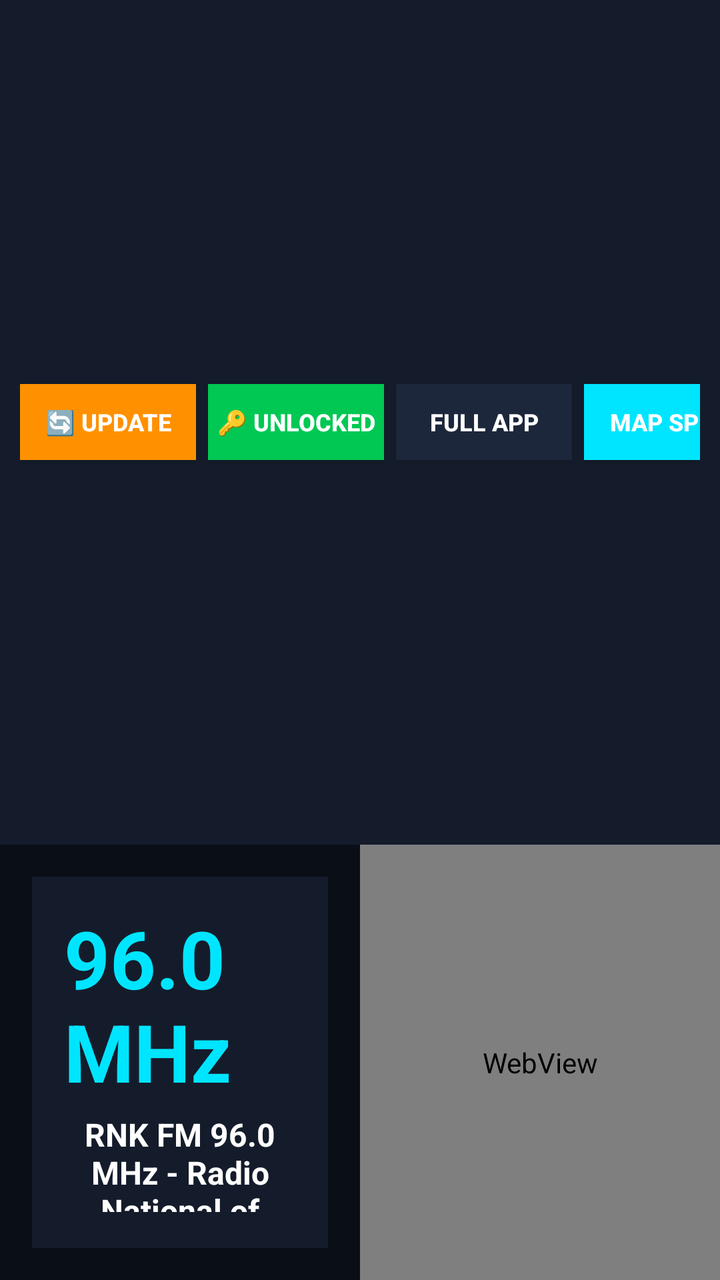
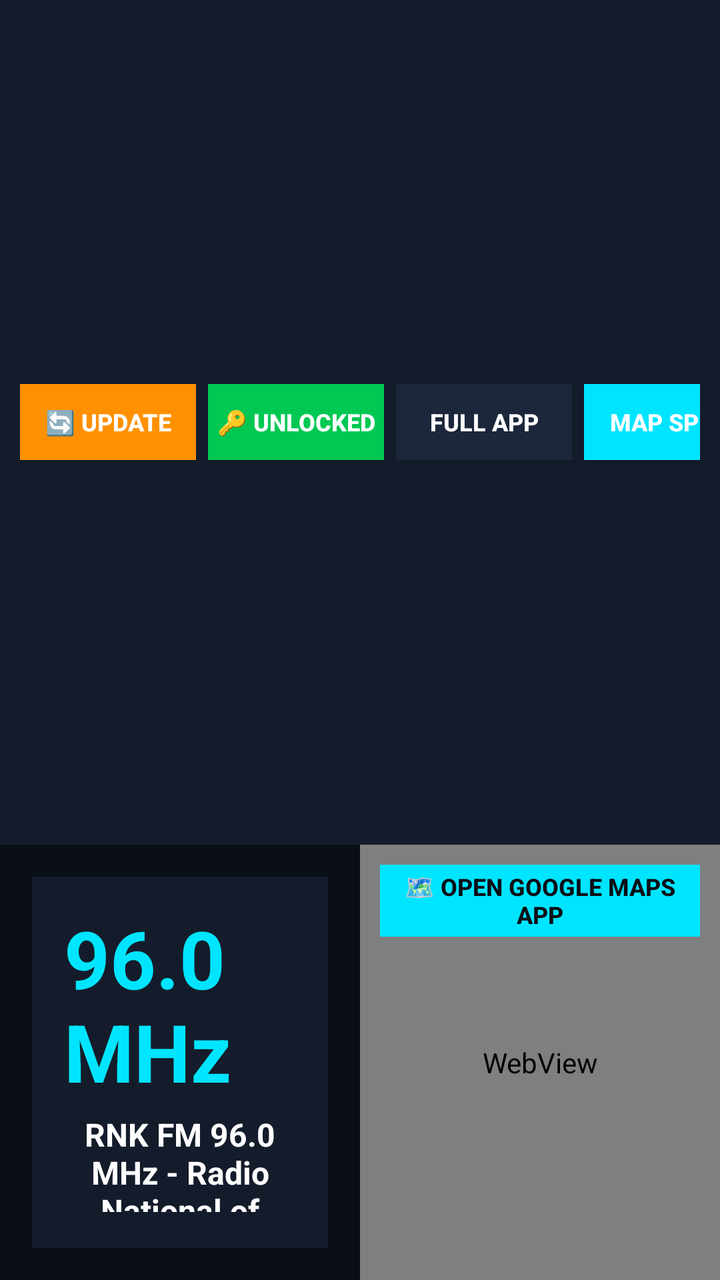

Two renders of the same Android screen: before a commit and after it. Below are the layout's source before the change and the commit's diff.
<!-- AndroidManifest.xml: application theme android:Theme.DeviceDefault.NoActionBar -->
<!-- res/layout/activity_main.xml -->
<?xml version="1.0" encoding="utf-8"?>
<LinearLayout xmlns:android="http://schemas.android.com/apk/res/android"
    android:layout_width="match_parent"
    android:layout_height="match_parent"
    android:orientation="vertical"
    android:background="#0A0E17">

    
    <LinearLayout
        android:layout_width="match_parent"
        android:layout_height="wrap_content"
        android:orientation="horizontal"
        android:background="#141C2B"
        android:padding="10dp"
        android:gravity="center_vertical">

        <TextView
            android:layout_width="0dp"
            android:layout_height="wrap_content"
            android:layout_weight="1"
            android:text="CARPLAY • PHONE KEY"
            android:textColor="#00E5FF"
            android:textSize="18sp"
            android:textStyle="bold" />

        <Button
            android:id="@+id/btnUpdate"
            android:layout_width="wrap_content"
            android:layout_height="38dp"
            android:text="🔄 UPDATE"
            android:textColor="#FFFFFF"
            android:textSize="12sp"
            android:textStyle="bold"
            android:background="#FF9100"
            android:layout_marginRight="6dp" />

        <Button
            android:id="@+id/btnKeyUnlock"
            android:layout_width="wrap_content"
            android:layout_height="38dp"
            android:text="🔑 UNLOCKED"
            android:textColor="#FFFFFF"
            android:textSize="12sp"
            android:textStyle="bold"
            android:background="#00C853"
            android:layout_marginRight="6dp" />

        <Button
            android:id="@+id/btnToggleWeb"
            android:layout_width="wrap_content"
            android:layout_height="38dp"
            android:text="FULL APP"
            android:textColor="#FFFFFF"
            android:textSize="12sp"
            android:textStyle="bold"
            android:background="#1C273B" />

        <Button
            android:id="@+id/btnToggleMap"
            android:layout_width="wrap_content"
            android:layout_height="38dp"
            android:text="MAP SPLIT"
            android:textColor="#FFFFFF"
            android:textSize="12sp"
            android:textStyle="bold"
            android:background="#00E5FF"
            android:layout_marginLeft="6dp" />
    </LinearLayout>

    
    <LinearLayout
        android:id="@+id/mainSplitContainer"
        android:layout_width="match_parent"
        android:layout_height="0dp"
        android:layout_weight="1"
        android:orientation="horizontal">

        
        <FrameLayout
            android:id="@+id/leftContentFrame"
            android:layout_width="0dp"
            android:layout_height="match_parent"
            android:layout_weight="1">

            
            <WebView
                android:id="@+id/webViewVdomov"
                android:layout_width="match_parent"
                android:layout_height="match_parent"
                android:visibility="gone" />

            
            <LinearLayout
                android:id="@+id/carDashboardLayout"
                android:layout_width="match_parent"
                android:layout_height="match_parent"
                android:orientation="vertical"
                android:padding="16dp">

                
                <LinearLayout
                    android:layout_width="match_parent"
                    android:layout_height="wrap_content"
                    android:orientation="vertical"
                    android:background="#141C2B"
                    android:padding="16dp"
                    android:gravity="center">

                    <TextView
                        android:id="@+id/tvFreq"
                        android:layout_width="wrap_content"
                        android:layout_height="wrap_content"
                        android:text="96.0 MHz"
                        android:textColor="#00E5FF"
                        android:textSize="40sp"
                        android:textStyle="bold" />

                    <TextView
                        android:id="@+id/tvStationTitle"
                        android:layout_width="wrap_content"
                        android:layout_height="wrap_content"
                        android:text="RNK FM 96.0 MHz - Radio National of Cambodia"
                        android:textColor="#FFFFFF"
                        android:textSize="16sp"
                        android:textStyle="bold"
                        android:gravity="center"
                        android:layout_marginTop="4dp" />

                    <TextView
                        android:id="@+id/tvStatus"
                        android:layout_width="wrap_content"
                        android:layout_height="wrap_content"
                        android:text="PHONE KEY ACTIVE • CAR CONNECTED"
                        android:textColor="#00C853"
                        android:textSize="12sp"
                        android:layout_marginTop="4dp" />
                </LinearLayout>

                
                <LinearLayout
                    android:layout_width="match_parent"
                    android:layout_height="wrap_content"
                    android:orientation="horizontal"
                    android:gravity="center"
                    android:layout_marginTop="12dp">

                    <Button
                        android:id="@+id/btnPrev"
                        android:layout_width="80dp"
                        android:layout_height="60dp"
                        android:text="&lt;&lt; PREV"
                        android:textColor="#00E5FF"
                        android:textSize="14sp"
                        android:textStyle="bold"
                        android:background="#1C273B" />

                    <Button
                        android:id="@+id/btnPlay"
                        android:layout_width="120dp"
                        android:layout_height="60dp"
                        android:text="▶ PLAY"
                        android:textColor="#FFFFFF"
                        android:textSize="18sp"
                        android:textStyle="bold"
                        android:background="#00E5FF"
                        android:layout_marginLeft="10dp"
                        android:layout_marginRight="10dp" />

                    <Button
                        android:id="@+id/btnNext"
                        android:layout_width="80dp"
                        android:layout_height="60dp"
                        android:text="NEXT &gt;&gt;"
                        android:textColor="#00E5FF"
                        android:textSize="14sp"
                        android:textStyle="bold"
                        android:background="#1C273B" />
                </LinearLayout>

                <ScrollView
                    android:layout_width="match_parent"
                    android:layout_height="0dp"
                    android:layout_weight="1"
                    android:layout_marginTop="12dp">

                    <LinearLayout
                        android:id="@+id/presetContainer"
                        android:layout_width="match_parent"
                        android:layout_height="wrap_content"
                        android:orientation="vertical" />
                </ScrollView>
            </LinearLayout>
        </FrameLayout>

        
        <FrameLayout
            android:id="@+id/rightMapFrame"
            android:layout_width="0dp"
            android:layout_height="match_parent"
            android:layout_weight="1"
            android:background="#0F172A">

            <WebView
                android:id="@+id/webViewGoogleMap"
                android:layout_width="match_parent"
                android:layout_height="match_parent" />

            
            <LinearLayout
                android:id="@+id/miniPlayerOverlay"
                android:layout_width="match_parent"
                android:layout_height="wrap_content"
                android:layout_gravity="bottom"
                android:background="#E6141C2B"
                android:orientation="horizontal"
                android:padding="8dp"
                android:gravity="center_vertical"
                android:visibility="gone">

                <TextView
                    android:id="@+id/tvMiniStation"
                    android:layout_width="0dp"
                    android:layout_height="wrap_content"
                    android:layout_weight="1"
                    android:text="96.0 MHz - RNK FM"
                    android:textColor="#00E5FF"
                    android:textSize="13sp"
                    android:textStyle="bold"
                    android:singleLine="true" />

                <Button
                    android:id="@+id/btnMiniPrev"
                    android:layout_width="48dp"
                    android:layout_height="36dp"
                    android:text="⏮"
                    android:textColor="#FFFFFF"
                    android:background="#1C273B" />

                <Button
                    android:id="@+id/btnMiniPlay"
                    android:layout_width="60dp"
                    android:layout_height="36dp"
                    android:text="▶"
                    android:textColor="#FFFFFF"
                    android:background="#00E5FF"
                    android:layout_marginLeft="4dp"
                    android:layout_marginRight="4dp" />

                <Button
                    android:id="@+id/btnMiniNext"
                    android:layout_width="48dp"
                    android:layout_height="36dp"
                    android:text="⏭"
                    android:textColor="#FFFFFF"
                    android:background="#1C273B" />
            </LinearLayout>
        </FrameLayout>
    </LinearLayout>

</LinearLayout>
<!-- resources referenced by this layout -->
<resources>

</resources>

<!-- the commit's change to res/layout/activity_main.xml (unified diff, before → after) -->
@@ -204,6 +204,27 @@
                 android:id="@+id/webViewGoogleMap"
                 android:layout_width="match_parent"
                 android:layout_height="match_parent" />
+
+            
+            <LinearLayout
+                android:layout_width="wrap_content"
+                android:layout_height="wrap_content"
+                android:layout_gravity="top|left"
+                android:layout_margin="10dp"
+                android:orientation="horizontal">
+
+                <Button
+                    android:id="@+id/btnLaunchGoogleMaps"
+                    android:layout_width="wrap_content"
+                    android:layout_height="36dp"
+                    android:text="🗺️ OPEN GOOGLE MAPS APP"
+                    android:textColor="#0A0E17"
+                    android:textSize="12sp"
+                    android:textStyle="bold"
+                    android:background="#00E5FF"
+                    android:paddingLeft="12dp"
+                    android:paddingRight="12dp" />
+            </LinearLayout>
 
             
             <LinearLayout
